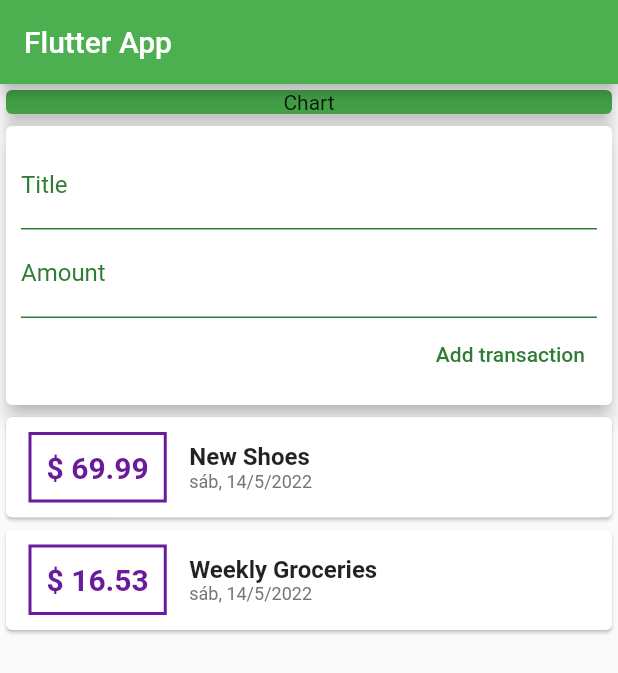
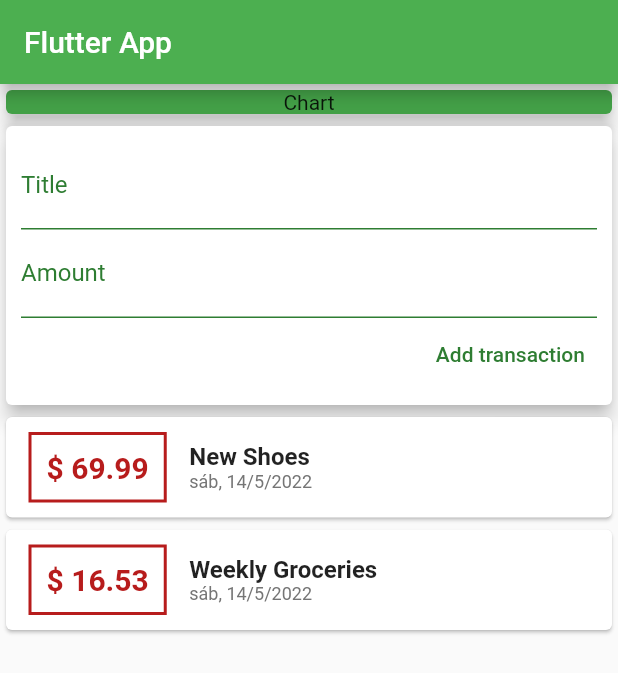
Before and after one commit to JesusMF23/expenses_app_1, a Flutter app: the screen it shows after launch, after a tap on "Add transaction", on a phone screen of 412 x 824 dp. Shown: the top 673 px of the screen. Run offline on Flutter 3.47's test engine with Material 2 defaults, Android fonts, the phone set to English and light mode, and no system bars.

```diff
--- a/expenses_app/lib/widgets/new_transaction.dart
+++ b/expenses_app/lib/widgets/new_transaction.dart
@@ -9,6 +9,21 @@ class NewTransaction extends StatelessWidget {
   final Function addNewTransaction;
 
   NewTransaction({required this.addNewTransaction});
+
+  void submitData() {
+    final enteredTitle = titleController.text;
+    final enteredAmount = double.parse(amountController.text);
+
+    if (enteredTitle.isEmpty || enteredAmount <= 0) {
+      return;
+      //return stops the function from running, we don't each the function to run
+    }
+
+    addNewTransaction(
+      enteredTitle,
+      enteredAmount,
+    );
+  }
 
   @override
   Widget build(BuildContext context) {
@@ -30,6 +45,7 @@ class NewTransaction extends StatelessWidget {
                         BorderSide(color: Color.fromARGB(255, 46, 125, 50)))),
             cursorColor: Colors.green[600],
             controller: titleController,
+            onSubmitted: (_) => submitData(),
             // onChanged: (val) {
             //   titleInput = val;
             // },
@@ -46,13 +62,13 @@ class NewTransaction extends StatelessWidget {
                         BorderSide(color: Color.fromARGB(255, 46, 125, 50)))),
             cursorColor: Colors.green[600],
             controller: amountController,
+            keyboardType: TextInputType.number,
+            onSubmitted: (_) => submitData(),
+            // we use _ when flutter needs a parameter but we don't need it
             // onChanged: (val) => amountInput = val,
           ),
           TextButton(
-            onPressed: () {
-              addNewTransaction(
-                  titleController.text, double.parse(amountController.text));
-            },
+            onPressed: submitData,
             child: Text("Add transaction",
                 style: TextStyle(color: Colors.green[800])),
           )
--- a/expenses_app/lib/widgets/transaction_list.dart
+++ b/expenses_app/lib/widgets/transaction_list.dart
@@ -24,18 +24,18 @@ class TransactionList extends StatelessWidget {
                       horizontal: 15,
                     ),
                     child: Text(
-                      "\$ ${transactions[index].amount}",
+                      "\$ ${transactions[index].amount.toStringAsFixed(2)}",
                       // \$ is a special character in dart
                       //interpolating string to call variables
                       style: TextStyle(
                         fontSize: 20,
                         fontWeight: FontWeight.bold,
-                        color: Colors.purple[800],
+                        color: Colors.red[900],
                       ),
                     ),
                     decoration: BoxDecoration(
                         border: Border.all(
-                      color: Color.fromARGB(255, 106, 27, 154),
+                      color: Color.fromARGB(255, 183, 28, 28),
                       width: 2,
                     )),
                     padding: EdgeInsets.all(10)),
```
